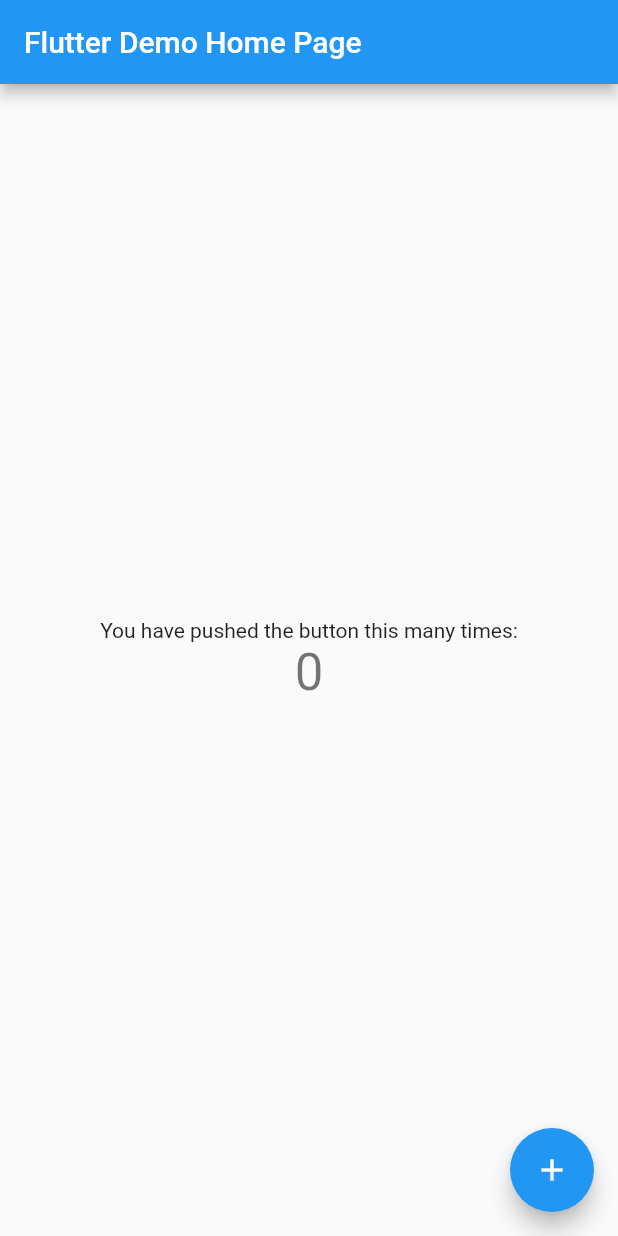
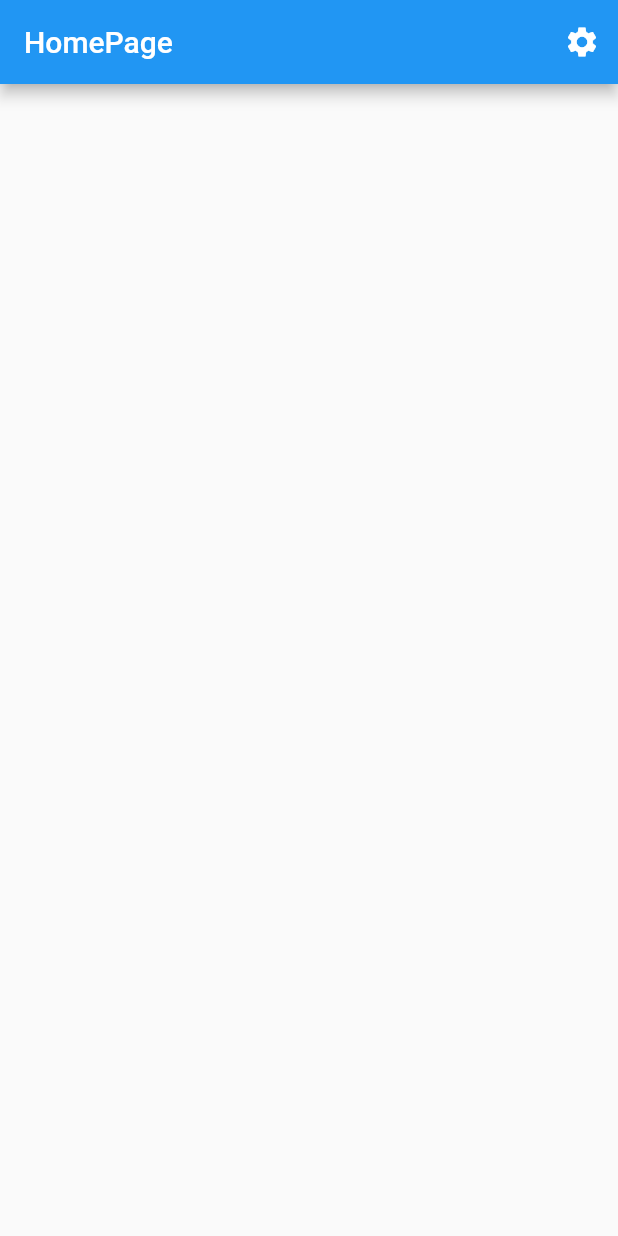
Before and after one commit to Connected-Healthcare/doctor_app, a Flutter app: the screen it shows after launch, on a phone screen of 412 x 824 dp. Run offline on Flutter 3.47's test engine with Material 2 defaults, Android fonts, the phone set to English and light mode, and no system bars.

```diff
--- a/doctor_app/lib/main.dart
+++ b/doctor_app/lib/main.dart
@@ -1,3 +1,4 @@
+import 'package:doctor_app/settings.dart';
 import 'package:flutter/material.dart';
 
 void main() {
@@ -10,104 +11,39 @@ class MyApp extends StatelessWidget {
   Widget build(BuildContext context) {
     return MaterialApp(
       title: 'Flutter Demo',
+      debugShowCheckedModeBanner: false,
       theme: ThemeData(
-        // This is the theme of your application.
-        //
-        // Try running your application with "flutter run". You'll see the
-        // application has a blue toolbar. Then, without quitting the app, try
-        // changing the primarySwatch below to Colors.green and then invoke
-        // "hot reload" (press "r" in the console where you ran "flutter run",
-        // or simply save your changes to "hot reload" in a Flutter IDE).
-        // Notice that the counter didn't reset back to zero; the application
-        // is not restarted.
         primarySwatch: Colors.blue,
       ),
-      home: MyHomePage(title: 'Flutter Demo Home Page'),
+      home: MyHomePage(),
     );
   }
 }
 
-class MyHomePage extends StatefulWidget {
-  MyHomePage({Key key, this.title}) : super(key: key);
-
-  // This widget is the home page of your application. It is stateful, meaning
-  // that it has a State object (defined below) that contains fields that affect
-  // how it looks.
-
-  // This class is the configuration for the state. It holds the values (in this
-  // case the title) provided by the parent (in this case the App widget) and
-  // used by the build method of the State. Fields in a Widget subclass are
-  // always marked "final".
-
-  final String title;
-
+class MyHomePage extends StatelessWidget {
   @override
-  _MyHomePageState createState() => _MyHomePageState();
-}
-
-class _MyHomePageState extends State<MyHomePage> {
-  int _counter = 0;
-
-  void _incrementCounter() {
-    setState(() {
-      // This call to setState tells the Flutter framework that something has
-      // changed in this State, which causes it to rerun the build method below
-      // so that the display can reflect the updated values. If we changed
-      // _counter without calling setState(), then the build method would not be
-      // called again, and so nothing would appear to happen.
-      _counter++;
-    });
+  Widget build(BuildContext context) {
+    return Scaffold(
+      appBar: AppBar(
+        title: Text("HomePage"),
+        actions: [
+          IconButton(
+            icon: Icon(Icons.settings),
+            onPressed: () => _onPressedSettings(context),
+          )
+        ],
+      ),
+    );
   }
 
-  @override
-  Widget build(BuildContext context) {
-    // This method is rerun every time setState is called, for instance as done
-    // by the _incrementCounter method above.
-    //
-    // The Flutter framework has been optimized to make rerunning build methods
-    // fast, so that you can just rebuild anything that needs updating rather
-    // than having to individually change instances of widgets.
-    return Scaffold(
-      appBar: AppBar(
-        // Here we take the value from the MyHomePage object that was created by
-        // the App.build method, and use it to set our appbar title.
-        title: Text(widget.title),
+  void _onPressedSettings(BuildContext context) {
+    Navigator.push(
+      context,
+      MaterialPageRoute(
+        builder: (context) {
+          return SettingsScreen();
+        },
       ),
-      body: Center(
-        // Center is a layout widget. It takes a single child and positions it
-        // in the middle of the parent.
-        child: Column(
-          // Column is also a layout widget. It takes a list of children and
-          // arranges them vertically. By default, it sizes itself to fit its
-          // children horizontally, and tries to be as tall as its parent.
-          //
-          // Invoke "debug painting" (press "p" in the console, choose the
-          // "Toggle Debug Paint" action from the Flutter Inspector in Android
-          // Studio, or the "Toggle Debug Paint" command in Visual Studio Code)
-          // to see the wireframe for each widget.
-          //
-          // Column has various properties to control how it sizes itself and
-          // how it positions its children. Here we use mainAxisAlignment to
-          // center the children vertically; the main axis here is the vertical
-          // axis because Columns are vertical (the cross axis would be
-          // horizontal).
-          mainAxisAlignment: MainAxisAlignment.center,
-          children: <Widget>[
-            Text(
-              'You have pushed the button this many times:',
-            ),
-            Text(
-              '$_counter',
-              style: Theme.of(context).textTheme.headline4,
-            ),
-          ],
-        ),
-      ),
-      floatingActionButton: FloatingActionButton(
-        onPressed: _incrementCounter,
-        tooltip: 'Increment',
-        child: Icon(Icons.add),
-      ), // This trailing comma makes auto-formatting nicer for build methods.
     );
   }
 }
```
Also changed, not shown: doctor_app/lib/settings.dart (added, +45 -0 lines).
